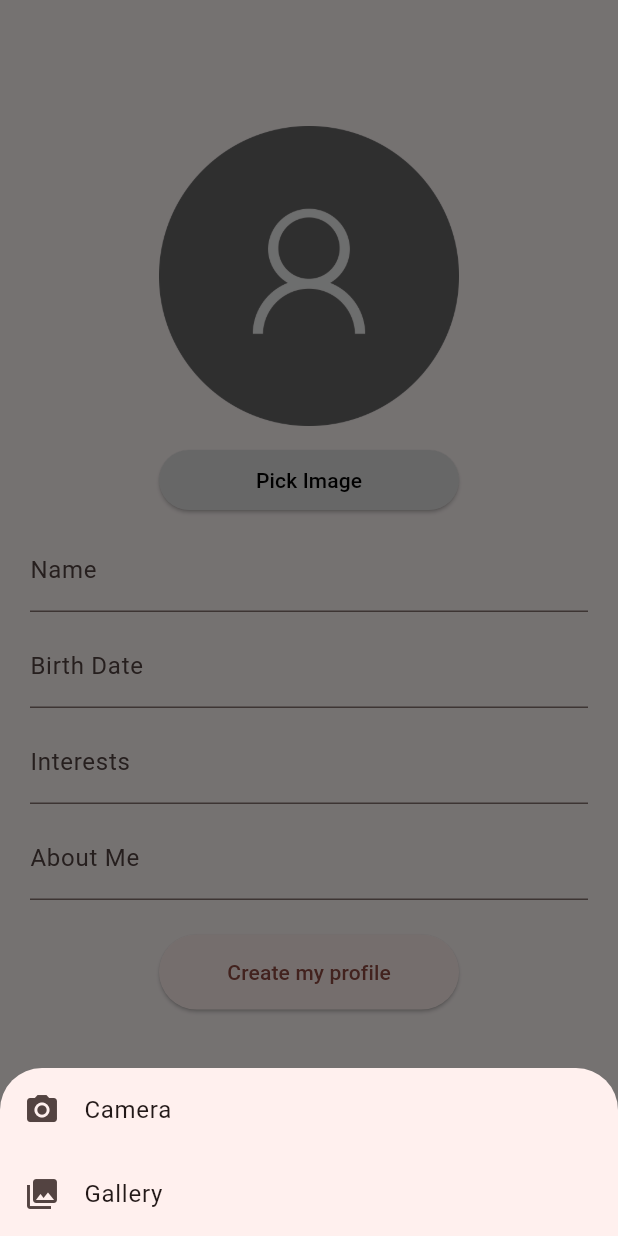
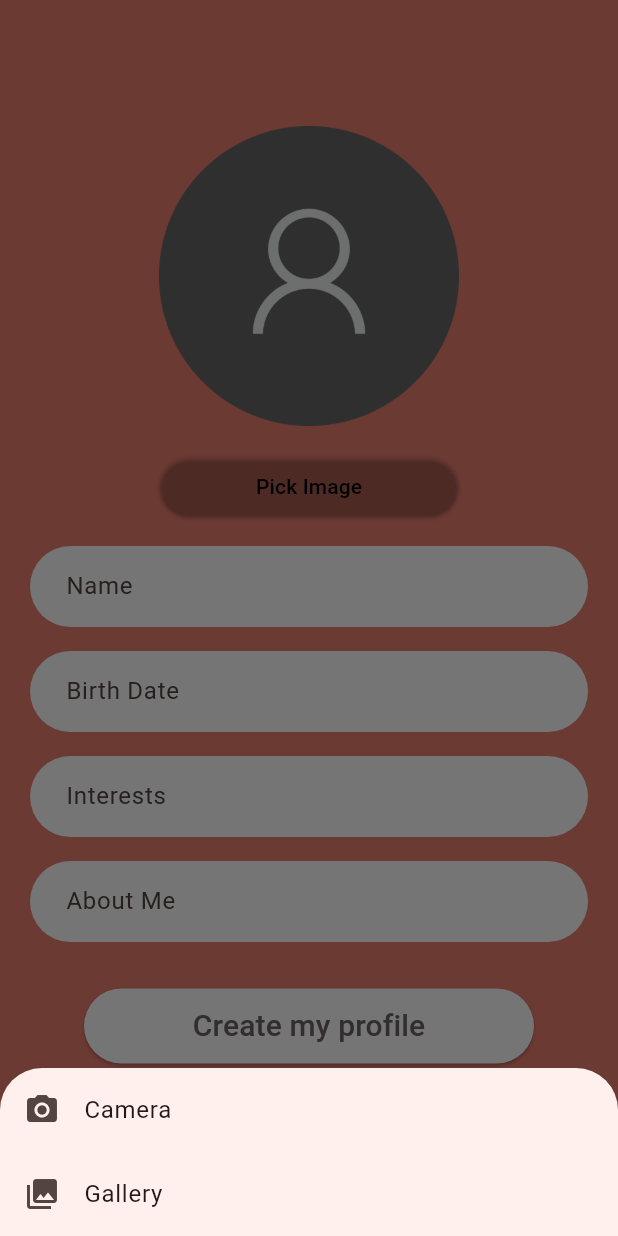
Before and after one commit to pol-valero/meetmate-flutter-app, a Flutter app: the CreateProfileView screen opened directly with empty values, after a tap on "Pick Image", on a phone screen of 412 x 824 dp. Run offline on Flutter 3.47's test engine with Material 3 defaults, Android fonts, the phone set to English and light mode, and no system bars; our stand-ins replace cloud_firestore, firebase_auth, firebase_core, firebase_storage, image_picker; accounts and stored records are empty.

Commit message:
Styled and structured code

```diff
--- a/lib/components/buttons.dart
+++ b/lib/components/buttons.dart
@@ -1,4 +1,3 @@
-// In this file we will define the buttons on the app.
 import 'package:flutter/material.dart';
 
 class MainButton extends StatelessWidget {
@@ -60,3 +59,27 @@ class NoBackgroundButton extends StatelessWidget {
         );
     }
 }
+
+class ImageButton extends StatelessWidget {
+    final VoidCallback onPressed;
+
+    const ImageButton({
+        Key? key,
+        required this.onPressed,
+    }) : super(key: key);
+
+    @override
+    Widget build(BuildContext context) {
+        return Container(
+            width: 200,
+            child: ElevatedButton(
+                onPressed: onPressed,
+                style: ElevatedButton.styleFrom(
+                    foregroundColor: Colors.black,
+                    backgroundColor: Colors.transparent,
+                ),
+                child: const Text('Pick Image'),
+            ),
+        );
+    }
+}
--- /dev/null
+++ b/lib/components/text_fields.dart
@@ -0,0 +1,93 @@
+import 'package:flutter/material.dart';
+
+class MainTextField extends StatelessWidget {
+    final TextEditingController controller;
+    final String labelText;
+    final String? Function(String?)? validator;
+    final bool obscureText;
+    final bool enabled;
+    final bool isMultiline;
+
+    const MainTextField({
+        Key? key,
+        required this.controller,
+        required this.labelText,
+        required this.validator,
+        this.enabled = true,
+        this.obscureText = false,
+        this.isMultiline = false,
+    }) : super(key: key);
+
+    @override
+    Widget build(BuildContext context) {
+        return TextFormField(
+            decoration: InputDecoration(
+                labelText: labelText,
+                filled: true,
+                fillColor: Colors.white,
+                enabled: enabled,
+                errorStyle: const TextStyle(
+                    color: Colors.white,
+                    fontWeight: FontWeight.w600,
+                    fontSize: 13,
+                ),
+                floatingLabelBehavior: FloatingLabelBehavior.never,
+                border: OutlineInputBorder(
+                    borderRadius: BorderRadius.circular(30.0),
+                    borderSide: BorderSide.none,
+                ),
+                contentPadding: const EdgeInsets.symmetric(
+                    vertical: 15.0,
+                    horizontal: 20.0,
+                ),
+            ),
+            controller: controller,
+            obscureText: obscureText,
+            validator: validator,
+            maxLines: isMultiline ? null : 1,
+            keyboardType: isMultiline ? TextInputType.multiline : TextInputType.text,
+        );
+    }
+}
+
+class EditingTextField extends StatelessWidget {
+    final TextEditingController controller;
+    final String labelText;
+    final bool enabled;
+    final bool isMultiline;
+    final String? Function(String?)? validator;
+
+    const EditingTextField({
+        Key? key,
+        required this.controller,
+        required this.labelText,
+        this.enabled = true,
+        this.isMultiline = false,
+        this.validator,
+    }) : super(key: key);
+
+    @override
+    Widget build(BuildContext context) {
+        return TextFormField(
+            decoration: InputDecoration(
+                labelText: labelText,
+                filled: true,
+                fillColor: Colors.white,
+                enabled: enabled,
+                floatingLabelBehavior: FloatingLabelBehavior.never,
+                border: OutlineInputBorder(
+                    borderRadius: BorderRadius.circular(10.0),
+                    borderSide: BorderSide.none,
+                ),
+                contentPadding: const EdgeInsets.symmetric(
+                    vertical: 15.0,
+                    horizontal: 20.0,
+                ),
+            ),
+            controller: controller,
+            validator: validator,
+            maxLines: isMultiline ? null : 1,
+            keyboardType: isMultiline ? TextInputType.multiline : TextInputType.text,
+        );
+    }
+}
--- /dev/null
+++ b/lib/utils/utils.dart
@@ -0,0 +1,60 @@
+import 'dart:async';
+
+import 'package:flutter/material.dart';
+import 'package:image_picker/image_picker.dart';
+
+class Utils {
+  static bool checkEmail(String email) {
+    if (email.isNotEmpty && RegExp(r'^[\w-\.]+@([\w-]+\.)+[\w-]{2,4}$').hasMatch(email)) {
+      return true;
+    }
+    return false;
+  }
+
+  static bool checkPassword(String password) {
+    if (password.isNotEmpty && password.length >= 8 &&
+        RegExp(r'^(?=.*[a-z])(?=.*[A-Z])(?=.*\d)[a-zA-Z\d]{8,}$').hasMatch(password)) {
+      return true;
+    }
+    return false;
+  }
+
+  static Future<XFile?> pickImage(BuildContext context) async {
+    final picker = ImagePicker();
+    final Completer<XFile?> pickedImageCompleter = Completer();
+
+    await showModalBottomSheet(
+      context: context,
+      builder: (context) {
+        return SafeArea(
+          child: Column(
+            mainAxisSize: MainAxisSize.min,
+            children: [
+              ListTile(
+                leading: const Icon(Icons.camera_alt),
+                title: const Text('Camera'),
+                onTap: () async {
+                  Navigator.pop(context);
+                  final pickedImage = await picker.pickImage(source: ImageSource.camera);
+                  pickedImageCompleter.complete(pickedImage);
+                },
+              ),
+              ListTile(
+                leading: const Icon(Icons.photo_library),
+                title: const Text('Gallery'),
+                onTap: () async {
+                  Navigator.pop(context);
+                  final pickedImage = await picker.pickImage(source: ImageSource.gallery);
+                  pickedImageCompleter.complete(pickedImage);
+                },
+              ),
+            ],
+          ),
+        );
+      },
+    );
+
+    return pickedImageCompleter.future;
+  }
+
+}
--- a/lib/views/create_profile.dart
+++ b/lib/views/create_profile.dart
@@ -3,13 +3,15 @@ import 'package:flutter/material.dart';
 import 'package:firebase_storage/firebase_storage.dart';
 import 'package:cloud_firestore/cloud_firestore.dart';
 import 'package:image_picker/image_picker.dart';
+import 'package:meet_mate/components/buttons.dart';
+import 'package:meet_mate/components/text_fields.dart';
+import '../utils/utils.dart';
 import 'tab_manager.dart';
 
 class CreateProfileView extends StatefulWidget {
   final String uid;
   const CreateProfileView({Key? key, required this.uid}) : super(key: key);
 
-  // pass the uid to the state
   @override
   State<CreateProfileView> createState() => _CreateProfileViewState(uid: uid);
 }
@@ -22,13 +24,14 @@ class _CreateProfileViewState extends State<CreateProfileView> {
   var interestsField = TextEditingController();
   var aboutMeField = TextEditingController();
   File? profileImage;
-  var colorPickImage = Colors.black;
+  var isImagePicked = true;
 
   _CreateProfileViewState({required this.uid});
 
   @override
   Widget build(BuildContext context) {
     return Scaffold(
+      backgroundColor: const Color(0xffe87e70),
       body: SingleChildScrollView(
         padding: const EdgeInsets.all(20),
         child: Form(
@@ -44,29 +47,25 @@ class _CreateProfileViewState extends State<CreateProfileView> {
               else
                 Image.asset('assets/images/default_profile_image.png', height: 200, width: 200),
 
-              const SizedBox(height: 12),
-              Container(
-                width: 200,
-                child: ElevatedButton(
-                  onPressed: () {
-                    pickImageClicked();
-                  },
-                  child: const Text('Pick Image'),
-                  style: ElevatedButton.styleFrom(
-                    foregroundColor: colorPickImage,
-                    backgroundColor: Colors.grey[300],
+              const SizedBox(height: 16),
+              ImageButton(
+                onPressed: pickImageClicked,
               ),
+
+              if (!isImagePicked)
+                const Text('Please pick an image',
+                    style: TextStyle(
+                      color: Colors.white,
+                      fontWeight: FontWeight.w600,
+                      fontSize: 13,
                     ),
                 ),
 
-              if (colorPickImage == Colors.red)
-                const Text('Please pick an image', style: TextStyle(color: Colors.red)),
+              const SizedBox(height: 16),
 
-              const SizedBox(height: 8),
-              // Name
-              TextFormField(
-                decoration: const InputDecoration(labelText: 'Name'),
+              MainTextField(
                 controller: nameField,
+                labelText: 'Name',
                 validator: (value) {
                   if (nameField.text.isEmpty) {
                     return 'Please enter a valid name';
@@ -74,9 +73,28 @@ class _CreateProfileViewState extends State<CreateProfileView> {
                   return null;
                 },
               ),
-              const SizedBox(height: 8),
+              const SizedBox(height: 16),
               TextFormField(
-                decoration: const InputDecoration(labelText: 'Birth Date'),
+                decoration: const InputDecoration(
+                    labelText: 'Birth Date',
+                    filled: true,
+                    fillColor: Colors.white,
+                    enabled: true,
+                    errorStyle: TextStyle(
+                      color: Colors.white,
+                      fontWeight: FontWeight.w600,
+                      fontSize: 13,
+                    ),
+                    floatingLabelBehavior: FloatingLabelBehavior.never,
+                    border: OutlineInputBorder(
+                      borderRadius: BorderRadius.all(Radius.circular(30.0)),
+                      borderSide: BorderSide.none,
+                    ),
+                    contentPadding: EdgeInsets.symmetric(
+                      vertical: 15.0,
+                      horizontal: 20.0,
+                    ),
+                ),
                 controller: birthdateField,
                 validator: (value) {
                   if (birthdateField.text.isEmpty) {
@@ -98,11 +116,10 @@ class _CreateProfileViewState extends State<CreateProfileView> {
                 },
               ),
 
-              const SizedBox(height: 8),
-              // Interests
-              TextFormField(
-                decoration: const InputDecoration(labelText: 'Interests'),
+              const SizedBox(height: 16),
+              MainTextField(
                 controller: interestsField,
+                labelText: 'Interests',
                 validator: (value) {
                   if (interestsField.text.isEmpty) {
                     return 'Please enter valid interests';
@@ -110,30 +127,24 @@ class _CreateProfileViewState extends State<CreateProfileView> {
                   return null;
                 },
               ),
-              const SizedBox(height: 8),
-              // About Me
-              TextFormField(
-                keyboardType: TextInputType.multiline,
-                maxLines: null,
-                decoration: const InputDecoration(labelText: 'About Me'),
+
+              const SizedBox(height: 16),
+              MainTextField(
                 controller: aboutMeField,
+                labelText: 'About Me',
                 validator: (value) {
                   if (aboutMeField.text.isEmpty) {
-                    return 'Please enter valid information';
+                    return 'Please enter something about yourself';
                   }
                   return null;
                 },
+                isMultiline: true,
               ),
-              const SizedBox(height: 8),
-              // Finish Button
-              Container(
-                margin: const EdgeInsets.all(15),
-                width: 200,
-                height: 50,
-                child: ElevatedButton(
+
+              const SizedBox(height: 16),
+              MainButton(
                 onPressed: createProfileClicked,
-                  child: const Text('Create my profile'),
-                ),
+                text: 'Create my profile',
               ),
             ],
           ),
@@ -143,70 +154,33 @@ class _CreateProfileViewState extends State<CreateProfileView> {
   }
 
   void pickImageClicked() async {
-    colorPickImage =  Colors.black;
-    // ask if the user wants to take a picture or choose from gallery
-    showModalBottomSheet(
-        context: context,
-        builder: (context) {
-          return SafeArea(
-            child: Column(
-              mainAxisSize: MainAxisSize.min,
-              children: [
-                ListTile(
-                  leading: const Icon(Icons.camera_alt),
-                  title: const Text('Camera'),
-                  onTap: () {
-                    Navigator.pop(context);
-                    _pickImage(ImageSource.camera);
-                  },
-                ),
-                ListTile(
-                  leading: const Icon(Icons.photo_library),
-                  title: const Text('Gallery'),
-                  onTap: () {
-                    Navigator.pop(context);
-                    _pickImage(ImageSource.gallery);
-                  },
-                ),
-              ],
-            ),
-          );
-        }
-    );
-
-  }
-
-  void _pickImage(ImageSource source) async {
-    final picker = ImagePicker();
-    final pickedImage = await picker.pickImage(source: source);
+    final pickedImage = await Utils.pickImage(context);
     if (pickedImage != null) {
       setState(() {
         profileImage = File(pickedImage.path);
+        isImagePicked = true;
       });
     }
   }
 
   void createProfileClicked () async {
     if (formKey.currentState!.validate() && profileImage != null) {
-      // Save image
       FirebaseStorage.instance.ref('profile_images/$uid').putFile(profileImage!);
 
-      // Save profile information
       FirebaseFirestore.instance.collection('users').doc(uid).set({
         'name': nameField.text,
         'birthdate': birthdateField.text,
         'interests': interestsField.text,
         'about_me': aboutMeField.text,
-      });
-
-
+      }).then((value) {
         Navigator.push(
           context,
           MaterialPageRoute(builder: (context) => TabManager(uid: uid)),
         );
+      });
     } else if (profileImage == null) {
       setState(() {
-        colorPickImage = Colors.red;
+        isImagePicked = false;
       });
     }
   }
--- a/lib/views/main.dart
+++ b/lib/views/main.dart
@@ -48,7 +48,7 @@ class _MyHomePageState extends State<MyHomePage> {
             mainAxisAlignment: MainAxisAlignment.center,
             children: <Widget>[
               Image.asset('assets/images/logo_meetmate.png'),
-              const SizedBox(height: 20), // Add some spacing between the image and buttons
+              const SizedBox(height: 20),
               MainButton(
                   onPressed: () {
                     Navigator.push(
--- a/pubspec.yaml
+++ b/pubspec.yaml
@@ -66,8 +66,7 @@ flutter:
 
   # To add assets to your application, add an assets section, like this:
   assets:
-    - assets/images/logo_meetmate.png
-    - assets/images/default_profile_image.png
+    - assets/images/
 
   # An image asset can refer to one or more resolution-specific "variants", see
   # https://flutter.dev/assets-and-images/#resolution-aware
```
Also changed, not shown: lib/components/text_field.dart (deleted, +0 -39 lines), lib/views/chat.dart (deleted, +0 -18 lines), lib/views/login.dart (+21 -15 lines), lib/views/register.dart (+5 -23 lines), lib/views/tab_manager.dart (+1 -21 lines), lib/views/tab_profile.dart (+50 -30 lines). Lines whose indentation alone changed are shown as unchanged.
